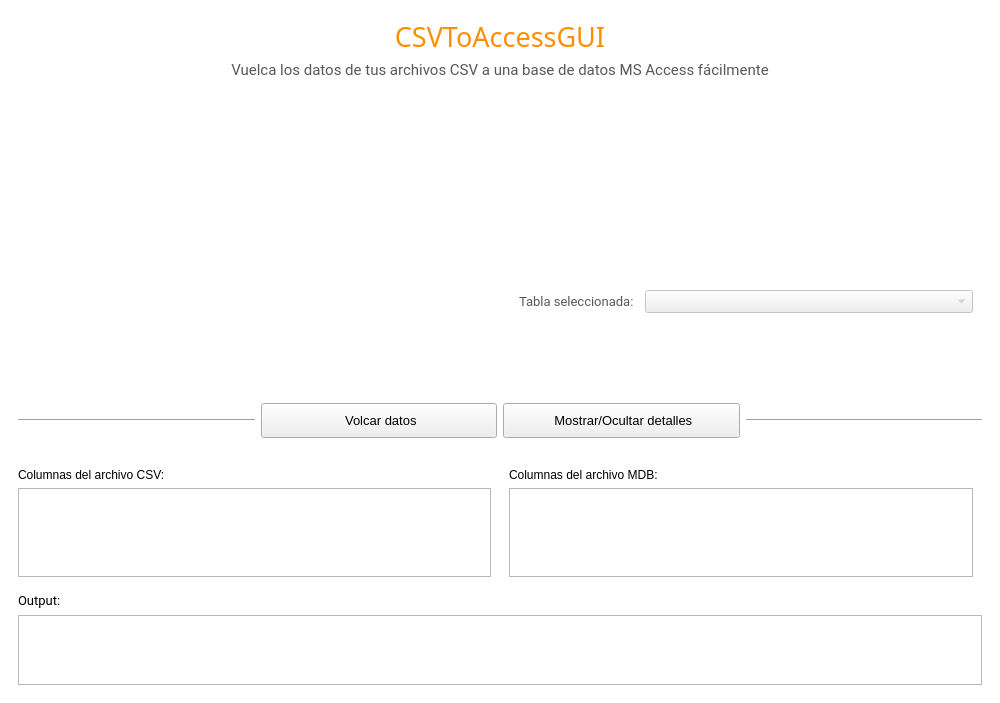
The window that app/ui/MainWindow.ui (caicesardev/CSVToAccessGUI) describes before a commit, drawn with Qt 5.
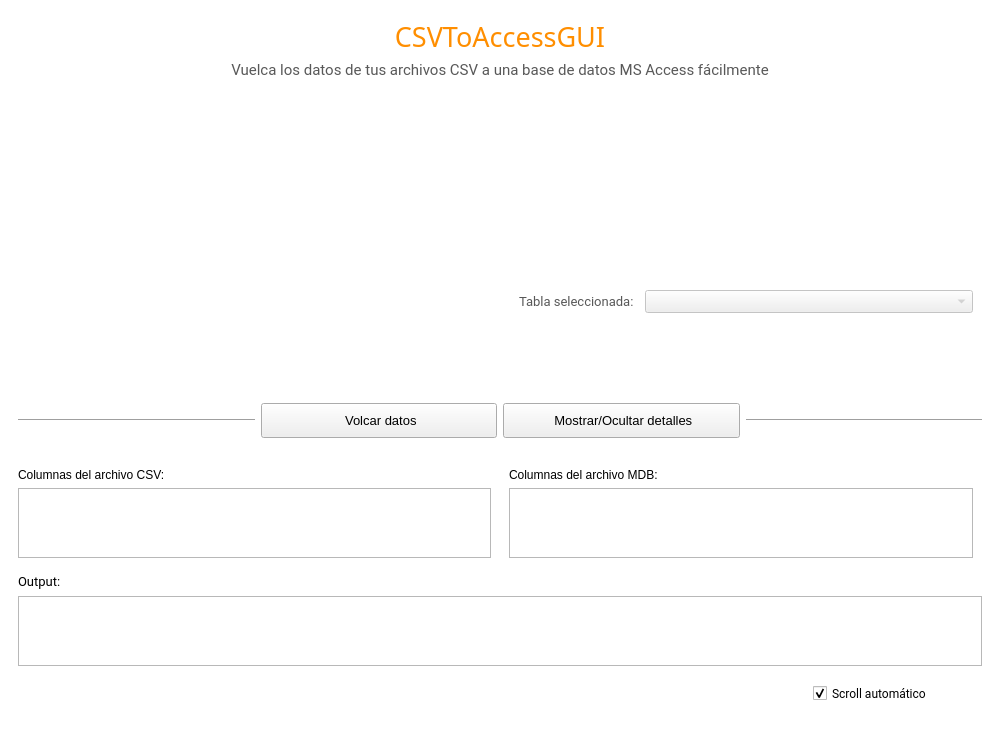
The same window after the commit. Icons and pictures are not drawn.

Commit message: Added auto scroll and save features for output

What changed in the file:
```diff
--- a/app/ui/MainWindow.ui
+++ b/app/ui/MainWindow.ui
@@ -504,7 +504,7 @@
          <property name="maximumSize">
           <size>
            <width>16777215</width>
-           <height>70</height>
+           <height>200</height>
           </size>
          </property>
          <property name="font">
@@ -521,6 +521,80 @@
          </property>
         </widget>
        </item>
+       <item>
+        <widget class="QFrame" name="output_buttons_frame">
+         <layout class="QHBoxLayout" name="horizontalLayout_7">
+          <property name="leftMargin">
+           <number>0</number>
+          </property>
+          <property name="rightMargin">
+           <number>0</number>
+          </property>
+          <item>
+           <spacer name="horizontalSpacer_3">
+            <property name="orientation">
+             <enum>Qt::Horizontal</enum>
+            </property>
+            <property name="sizeHint" stdset="0">
+             <size>
+              <width>40</width>
+              <height>20</height>
+             </size>
+            </property>
+           </spacer>
+          </item>
+          <item>
+           <widget class="QCheckBox" name="auto_scroll_checkbox">
+            <property name="font">
+             <font>
+              <family>Roboto</family>
+             </font>
+            </property>
+            <property name="text">
+             <string>Scroll automático</string>
+            </property>
+            <property name="checked">
+             <bool>true</bool>
+            </property>
+           </widget>
+          </item>
+          <item>
+           <widget class="QPushButton" name="export_button">
+            <property name="minimumSize">
+             <size>
+              <width>0</width>
+              <height>0</height>
+             </size>
+            </property>
+            <property name="cursor">
+             <cursorShape>PointingHandCursor</cursorShape>
+            </property>
+            <property name="styleSheet">
+             <string notr="true">QPushButton#export_button {
+	padding: 5px;
+}</string>
+            </property>
+            <property name="text">
+             <string/>
+            </property>
+            <property name="icon">
+             <iconset resource="../images.qrc">
+              <normaloff>:/res/save.png</normaloff>:/res/save.png</iconset>
+            </property>
+            <property name="iconSize">
+             <size>
+              <width>18</width>
+              <height>18</height>
+             </size>
+            </property>
+            <property name="flat">
+             <bool>true</bool>
+            </property>
+           </widget>
+          </item>
+         </layout>
+        </widget>
+       </item>
       </layout>
      </widget>
     </item>
```
The commit also changes 4 other files.
